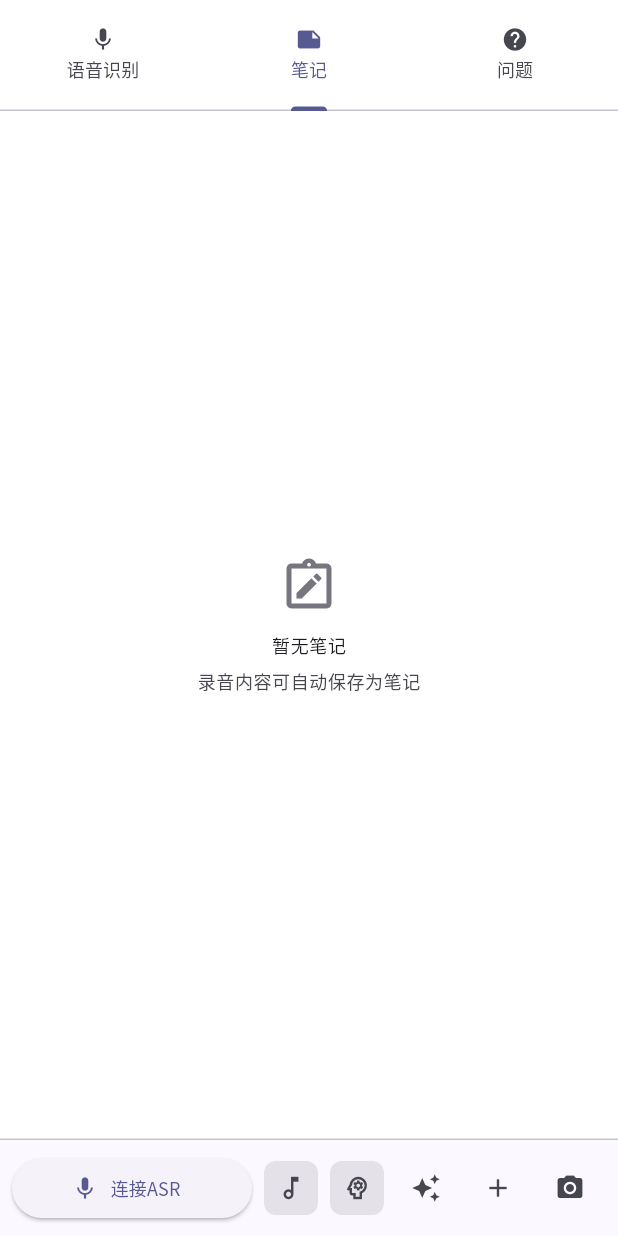
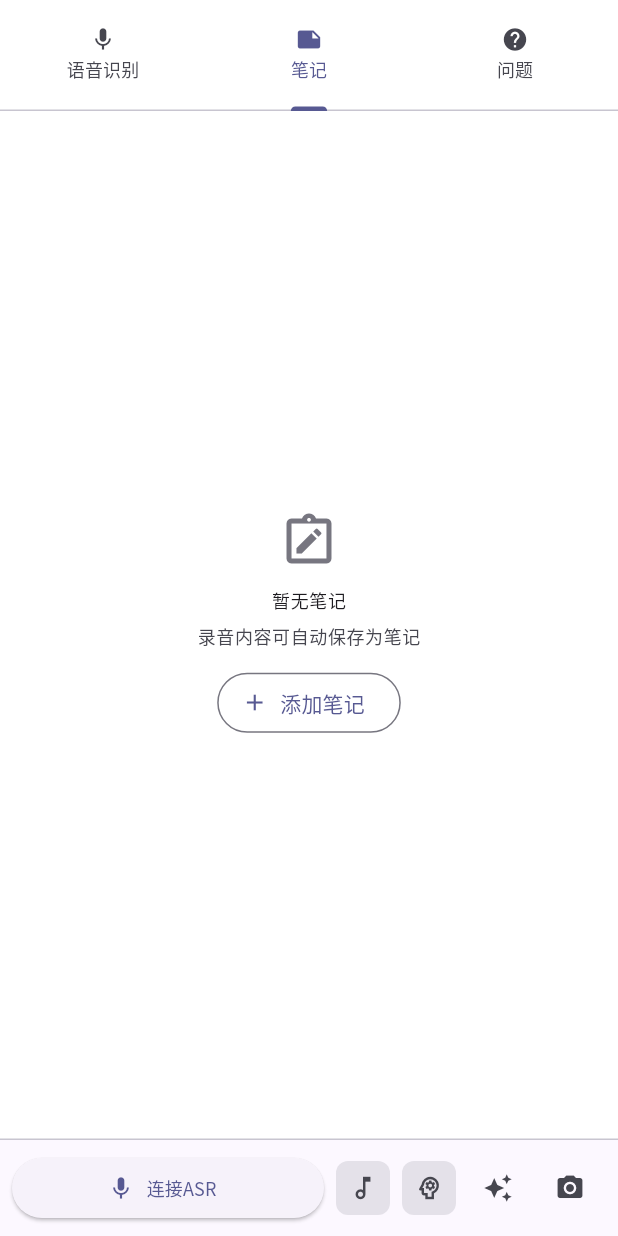
Before and after one commit to E7G/classhelper, a Flutter app: the AuxiliaryPanel screen opened directly, tab 2 chosen, on a phone screen of 412 x 824 dp. Run offline on Flutter 3.47's test engine with Material 3 defaults, Android fonts, the phone set to English and light mode, and no system bars; our stand-ins replace dio, file_picker, flutter_animate, flutter_local_notifications, flutter_markdown_plus, google_fonts and 7 more; missing offline and left inert: flutter_background_service, llamadart, markdown, pdfrx, record, sherpa_onnx; accounts and stored records are empty; generated files the repository leaves out were written again.

Commit message:
refactor(auxiliary_panel): 移除自动检测问题的提示并优化笔记列表布局
移除自动检测到问题时的SnackBar提示，避免干扰用户操作。重构笔记列表界面，添加笔记数量统计和顶部添加按钮，提升用户体验。

```diff
--- a/lib/screens/auxiliary_panel.dart
+++ b/lib/screens/auxiliary_panel.dart
@@ -85,16 +85,6 @@ class _AuxiliaryPanelState extends State<AuxiliaryPanel>
 
     if (detected != null && mounted) {
       _tabController.animateTo(2);
-      ScaffoldMessenger.of(context).showSnackBar(
-        SnackBar(
-          content: Text('自动检测到问题：${detected.content.length > 30 ? '${detected.content.substring(0, 30)}...' : detected.content}'),
-          duration: const Duration(seconds: 2),
-          action: SnackBarAction(
-            label: '查看',
-            onPressed: () => _tabController.animateTo(2),
-          ),
-        ),
-      );
     }
   }
 
@@ -371,19 +361,51 @@ class _AuxiliaryPanelState extends State<AuxiliaryPanel>
                     color: Theme.of(context).colorScheme.onSurfaceVariant,
                   ),
                 ),
+                const SizedBox(height: 12),
+                OutlinedButton.icon(
+                  onPressed: _createManualNote,
+                  icon: const Icon(Icons.add, size: 18),
+                  label: const Text('添加笔记'),
+                ),
               ],
             ),
           );
         }
 
-        return ListView.builder(
-          padding: const EdgeInsets.all(8),
-          itemCount: notes.length,
-          key: const PageStorageKey('notes_list'),
-          itemBuilder: (context, index) {
-            final note = notes[index];
-            return _buildNoteCard(note, noteProvider, pdfProvider);
-          },
+        return Column(
+          children: [
+            Container(
+              padding: const EdgeInsets.symmetric(horizontal: 8, vertical: 4),
+              child: Row(
+                mainAxisAlignment: MainAxisAlignment.end,
+                children: [
+                  Text(
+                    '${notes.length} 条笔记',
+                    style: Theme.of(context).textTheme.bodySmall?.copyWith(
+                      color: Theme.of(context).colorScheme.onSurfaceVariant,
+                    ),
+                  ),
+                  const Spacer(),
+                  TextButton.icon(
+                    onPressed: _createManualNote,
+                    icon: const Icon(Icons.add, size: 16),
+                    label: const Text('添加笔记', style: TextStyle(fontSize: 12)),
+                  ),
+                ],
+              ),
+            ),
+            Expanded(
+              child: ListView.builder(
+                padding: const EdgeInsets.all(8),
+                itemCount: notes.length,
+                key: const PageStorageKey('notes_list'),
+                itemBuilder: (context, index) {
+                  final note = notes[index];
+                  return _buildNoteCard(note, noteProvider, pdfProvider);
+                },
+              ),
+            ),
+          ],
         );
       },
     );
@@ -904,11 +926,6 @@ class _AuxiliaryPanelState extends State<AuxiliaryPanel>
                           ),
                   ),
                   IconButton(
-                    icon: const Icon(Icons.add, size: 20),
-                    onPressed: _createManualNote,
-                    tooltip: '手动添加笔记',
-                  ),
-                  IconButton(
                     icon: const Icon(Icons.camera_alt, size: 20),
                     onPressed: _takePhotoNote,
                     tooltip: '拍照笔记',
```
